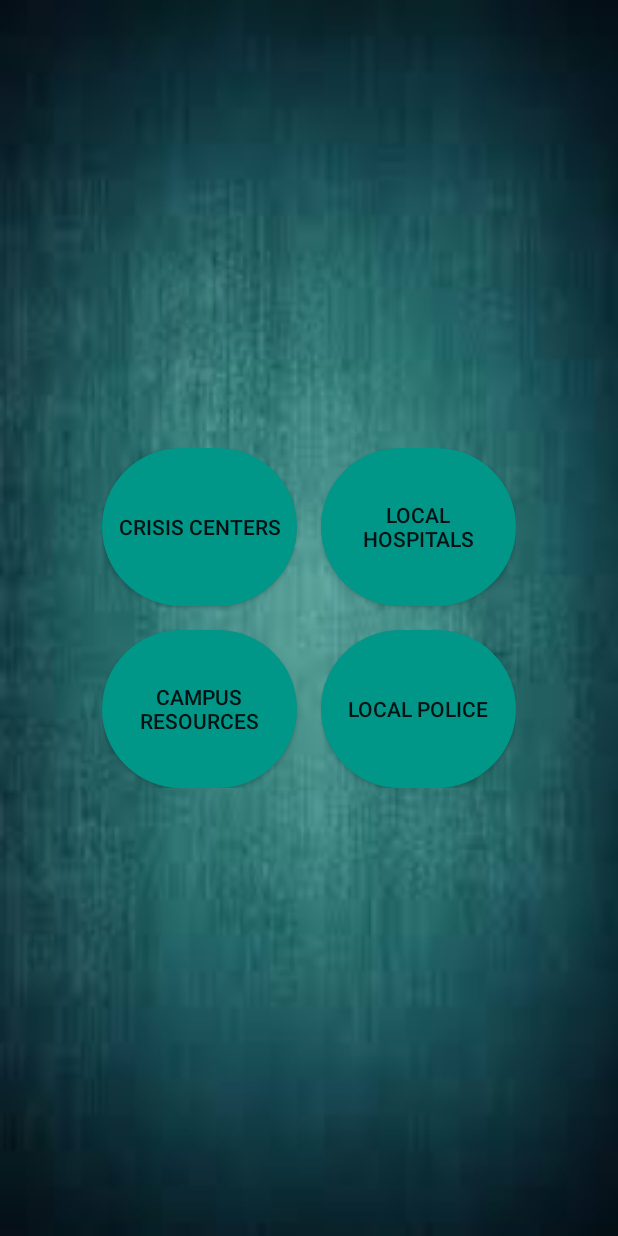
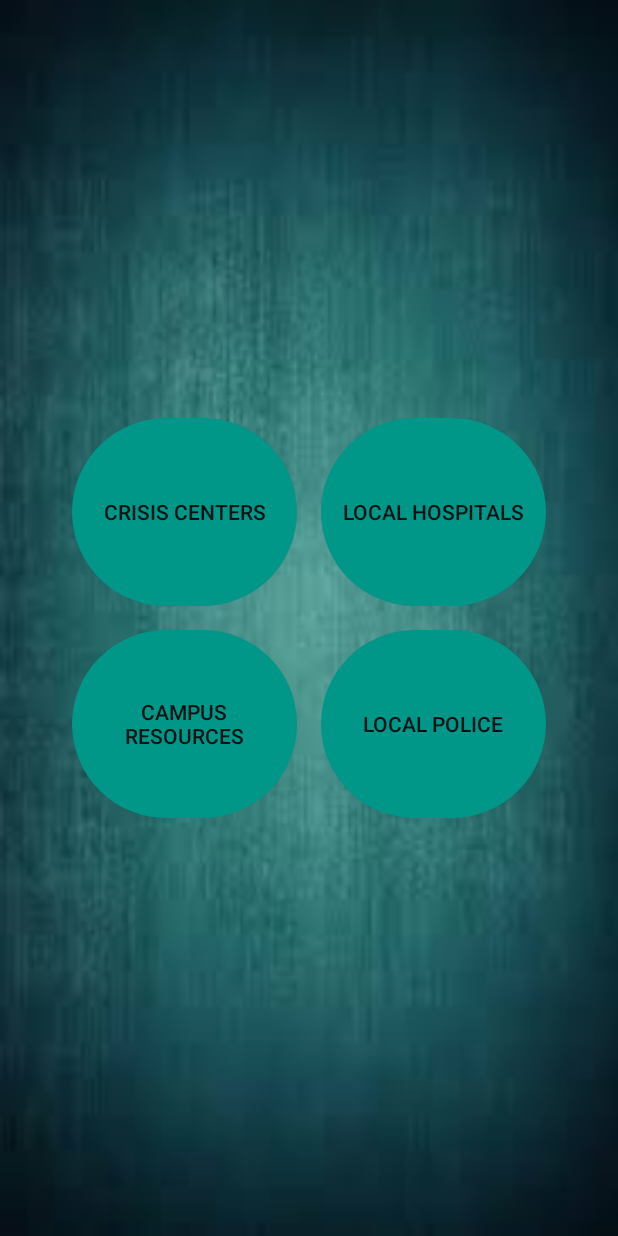
Before and after one commit to tinkhamgreg/uSafeNH, an Android app: the screen it shows after launch (HelpActivity), after a tap on an icon or button, on a phone screen of 412 x 824 dp. Run offline under Robolectric (Android 15) with nearby library versions, the phone set to English and light mode, and no system bars.

Commit message:
larger buttons

```diff
--- a/app/src/main/res/layout/activity_help.xml
+++ b/app/src/main/res/layout/activity_help.xml
@@ -15,8 +15,8 @@
         android:id="@+id/Crisis_centers"
         android:text="@string/Crisis_centers"
         android:padding="10dp"
-        android:layout_width="130dp"
-        android:layout_height="105dp"
+        android:layout_width="150dp"
+        android:layout_height="125dp"
         android:background="@drawable/roundedbutton"
         android:layout_marginRight="16dp"
          />
@@ -25,8 +25,8 @@
         android:id="@+id/Local_hospital"
         android:text="@string/Local_hospital"
         android:padding="10dp"
-        android:layout_width="130dp"
-        android:layout_height="105dp"
+        android:layout_width="150dp"
+        android:layout_height="125dp"
         android:background="@drawable/roundedbutton"
         android:layout_toEndOf="@id/Crisis_centers"
         android:layout_toRightOf="@id/Crisis_centers"
@@ -38,8 +38,8 @@
         android:id="@+id/Campus_resources"
         android:text="@string/Campus_resources"
         android:padding="10dp"
-        android:layout_width="130dp"
-        android:layout_height="105dp"
+        android:layout_width="150dp"
+        android:layout_height="125dp"
         android:layout_marginTop="16dp"
         android:layout_below="@id/Local_hospital"
 
@@ -49,8 +49,8 @@
         android:id="@+id/Local_police"
         android:text="@string/Local_police"
         android:padding="10dp"
-        android:layout_width="130dp"
-        android:layout_height="105dp"
+        android:layout_width="150dp"
+        android:layout_height="125dp"
         android:layout_marginLeft="16dp"
         android:layout_marginTop="16dp"
         android:background="@drawable/roundedbutton"
```
